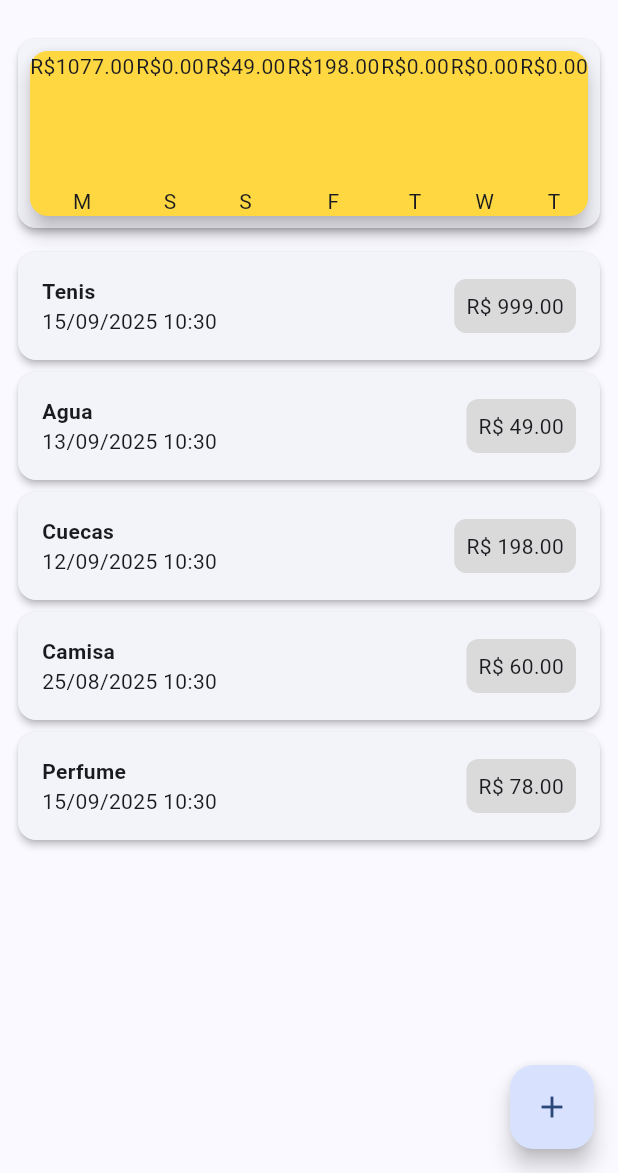
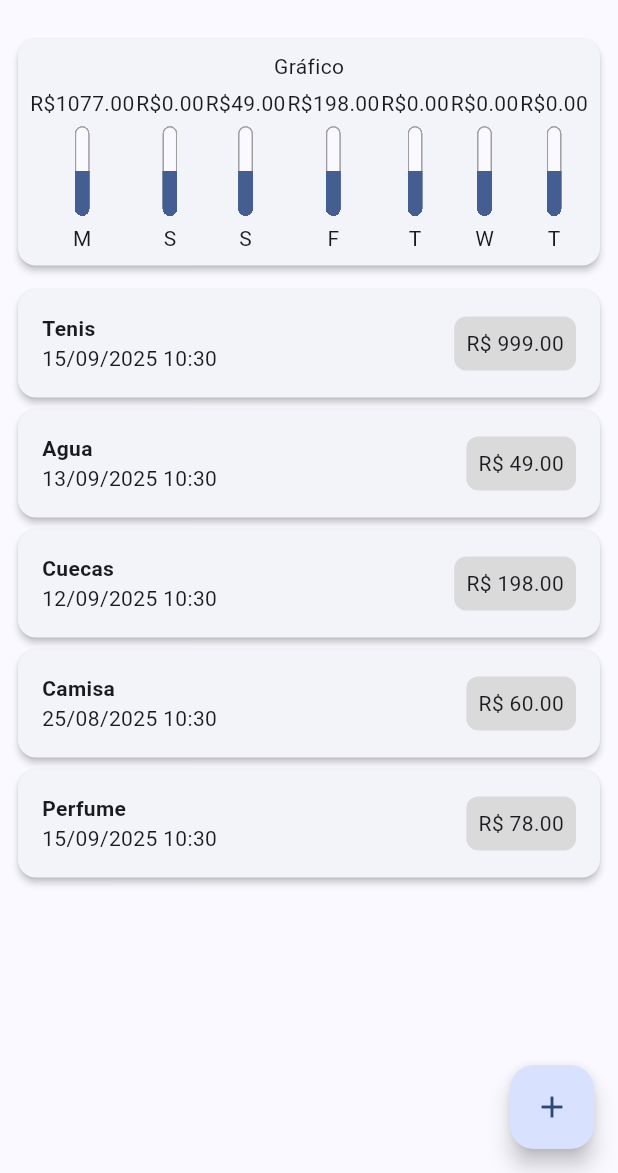
Before and after one commit to gelsoniezzi/cursoFlutter, a Flutter app: the screen it shows after launch, on a phone screen of 412 x 824 dp, the part 63-1236 px from its top. Run offline on Flutter 3.47's test engine with Material 3 defaults, Android fonts, the phone set to English and light mode, and no system bars.

Commit message:
Atualizações no chart

```diff
--- a/expenses_alone/lib/components/chart.dart
+++ b/expenses_alone/lib/components/chart.dart
@@ -42,11 +42,15 @@ class Chart extends StatelessWidget {
   @override
   Widget build(BuildContext context) {
     //groupedTransactions;
-    return Card(
-      elevation: 6,
-      color: Colors.amberAccent,
+    return Container(
       margin: EdgeInsets.all(8),
-      child: Row(
+      child: Column(
+        children: [
+          Text("Gráfico"),
+          SizedBox(
+            height: 5,
+          ),
+          Row(
             mainAxisAlignment: MainAxisAlignment.spaceBetween,
             children: groupedTransactions.map((tr) {
               return ChartBar(
@@ -56,6 +60,8 @@ class Chart extends StatelessWidget {
               );
             }).toList(),
           ),
+        ],
+      ),
     );
   }
 }
--- a/expenses_alone/lib/components/chart_bar.dart
+++ b/expenses_alone/lib/components/chart_bar.dart
@@ -20,8 +20,37 @@ class ChartBar extends StatelessWidget {
         Container(
           height: 60,
           width: 10,
-          child: Stack(
-            children: [],
+
+          child: ClipRRect(
+            borderRadius: BorderRadius.circular(5),
+            clipBehavior: Clip.hardEdge,
+            child: OverflowBox(
+              child: Stack(
+                alignment: Alignment.bottomCenter,
+                children: <Widget>[
+                  Container(
+                    decoration: BoxDecoration(
+                      color: Theme.of(context).cardColor,
+                      borderRadius: BorderRadius.circular(5),
+                      border: Border.all(
+                        color: Colors.grey,
+                        width: 1.0,
+
+                      ),
+
+                    ),
+                  ),
+                  FractionallySizedBox(
+                    heightFactor: 0.5,
+
+                    child: Container(
+                      decoration:
+                          BoxDecoration(color: Theme.of(context).primaryColor),
+                    ),
+                  )
+                ],
+              ),
+            ),
           ),
         ),
         const SizedBox(height: 5),
```
Lines whose indentation alone changed are shown as unchanged.
